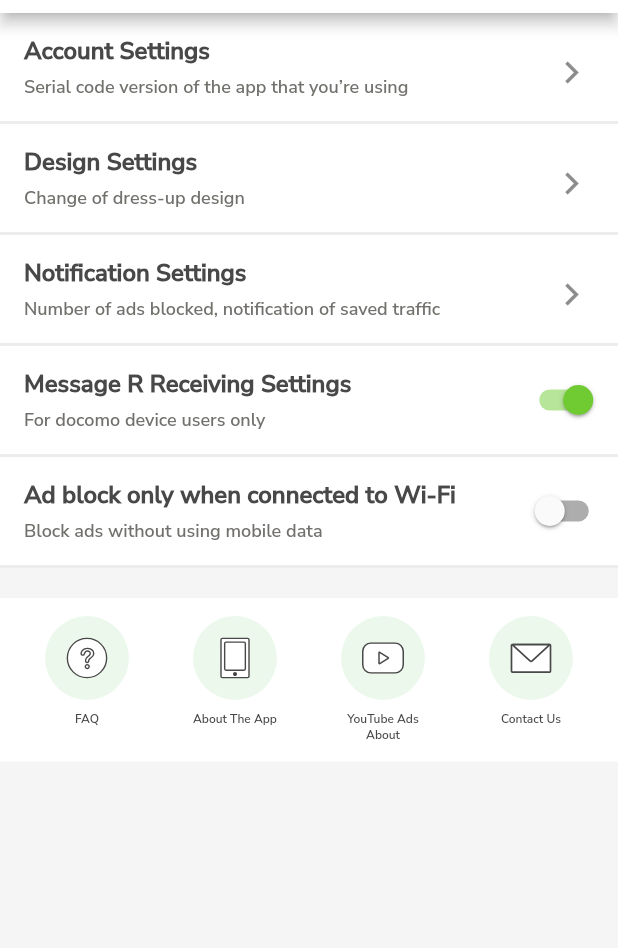
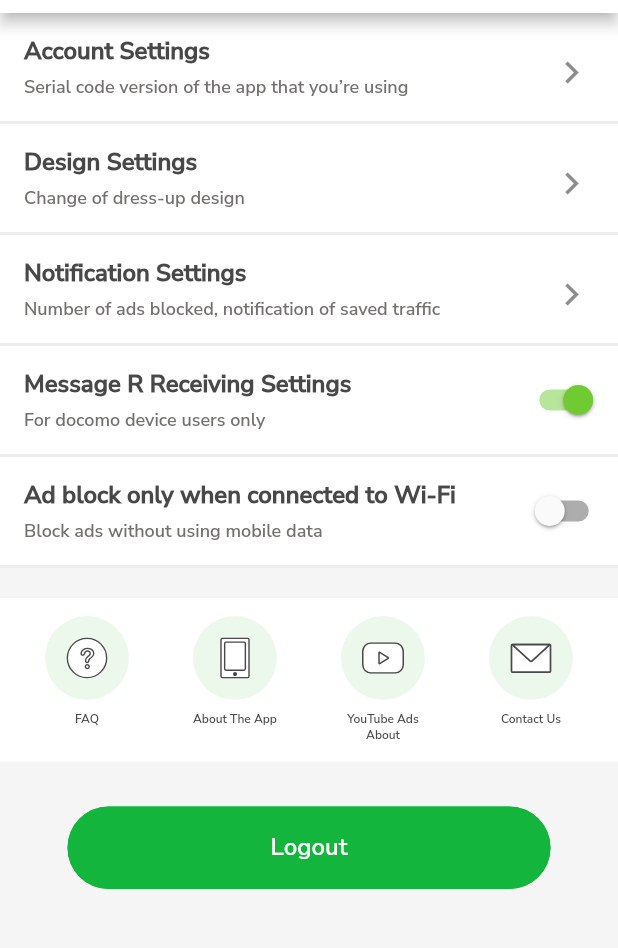
Before and after one commit to clydegold8/simple-flutter-app, a Flutter app: the OtherSettingsMenu screen opened directly, on a phone screen of 412 x 824 dp, the part 71-1019 px from its top. Run offline on Flutter 3.47's test engine with Material 2 defaults, Android fonts, the phone set to English and light mode, and no system bars; our stand-ins replace flutter_riverpod, flutter_svg, syncfusion_flutter_charts; missing offline and left inert: just_the_tooltip, widgetbook, widgetbook_annotation; generated files the repository leaves out were written again.

Commit message:
Added logout page and function

```diff
--- a/lib/src/common_widgets/screens/other_settings_menu.dart
+++ b/lib/src/common_widgets/screens/other_settings_menu.dart
@@ -6,9 +6,10 @@ import 'package:k_block_app/src/common_widgets/simple_dialogue.dart';
 import 'package:k_block_app/src/common_widgets/switch.dart';
 import 'package:k_block_app/src/constants/colors.dart';
 import 'package:k_block_app/src/constants/providers.dart';
+import 'package:k_block_app/src/constants/urls.dart';
 import 'package:url_launcher/url_launcher.dart';
 
-import 'package:k_block_app/src/constants/urls.dart';
+import '../../features/logout/logout-widget.dart';
 
 class OtherSettingsMenu extends ConsumerStatefulWidget {
   const OtherSettingsMenu({super.key});
@@ -434,6 +435,36 @@ class _OtherSettingsMenuState extends ConsumerState<OtherSettingsMenu> {
               ],
             ),
           ),
+        ),
+        const SizedBox(
+          height: 30,
+        ),
+        Center(
+          child: Padding(
+            padding: const EdgeInsets.fromLTRB(45, 0, 45, 7),
+            child: Center(
+              child: OutlinedButton(
+                onPressed: () {
+                  logOutWidget(context, ref);
+                },
+                style: OutlinedButton.styleFrom(
+                    foregroundColor: KBlockColors.text01,
+                    backgroundColor: KBlockColors.greenThemeColor,
+                    side: const BorderSide(color: KBlockColors.greenThemeColor),
+                    shape: RoundedRectangleBorder(
+                      borderRadius: BorderRadius.circular(40.0),
+                    )),
+                child: SizedBox(
+                    height: 55.0,
+                    child: Center(
+                        child: Text(
+                            AppLocalizations.of(context)?.log_out ?? 'ログアウト',
+                            textAlign: TextAlign.center,
+                            style: const TextStyle(
+                                color: KBlockColors.white, fontSize: 16)))),
+              ),
+            ),
+          ),
         )
       ]),
     );
--- /dev/null
+++ b/lib/src/features/logout/logout.dart
@@ -0,0 +1,13 @@
+import 'package:flutter/cupertino.dart';
+import 'package:flutter_riverpod/flutter_riverpod.dart';
+
+import '../../common_widgets/screens/other_settings_menu.dart';
+
+class Logout extends ConsumerWidget {
+  const Logout({super.key});
+
+  @override
+  Widget build(BuildContext context, WidgetRef ref) {
+    return const OtherSettingsMenu();
+  }
+}
--- a/lib/src/localization/app_en.arb
+++ b/lib/src/localization/app_en.arb
@@ -120,5 +120,7 @@
     "tap_video_to_watch": "2. Tap the「⋮」button of the video you want to watch",
     "tap_share_btn": "3.「Share」Tap the button",
     "select_kblock_on_list": "4.「Others」Select K-BLOCK from the list",
-    "a_dedicated_player_launched": "5. A dedicated player will be launched"
+    "a_dedicated_player_launched": "5. A dedicated player will be launched",
+    "log_out": "Logout",
+    "sure_to_logout": "Are you sure you want to logout?"
 }
--- a/lib/src/localization/app_ja.arb
+++ b/lib/src/localization/app_ja.arb
@@ -120,5 +120,7 @@
     "tap_video_to_watch": "2. 見たい動画の「⋮」ボタンをタップ\n(または見たい動画を直接選択)",
     "tap_share_btn": "3.「共有」ボタンをタップ",
     "select_kblock_on_list": "4.「その他」の中から「K-BLOCK」を\n選択する",
-    "a_dedicated_player_launched": "5. 専用のプレイヤーが立ち上がる"
+    "a_dedicated_player_launched": "5. 専用のプレイヤーが立ち上がる",
+    "log_out": "ログアウト",
+    "sure_to_logout": "ログアウトしてよろしいですか?"
 }
```
Also changed, not shown: lib/src/features/agreement/presentation/agreement.dart (+11 -7 lines), lib/src/features/logout/logout-widget.dart (added, +94 -0 lines).
